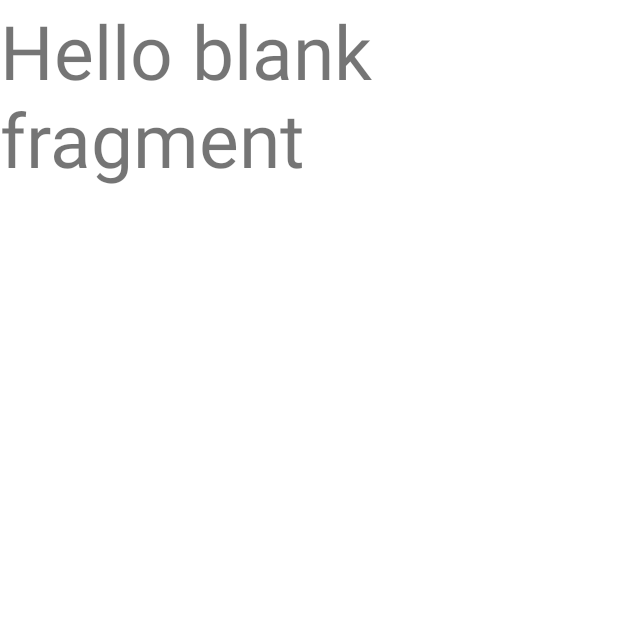
After one commit to jjm7307/HairChanger, an Android app: the fragment CameraFragment shown on its own in the app's theme, on a phone screen of 412 x 824 dp, the top half of it. The commit adds this screen. Run offline under Robolectric (Android 15) with nearby library versions, the phone set to English and light mode, and no system bars.

Commit message:
Camera change

```diff
--- a/app/build.gradle
+++ b/app/build.gradle
@@ -37,10 +37,15 @@ dependencies {
     implementation 'androidx.navigation:navigation-ui:2.3.1'
     implementation 'androidx.lifecycle:lifecycle-livedata-ktx:2.2.0'
     implementation 'androidx.lifecycle:lifecycle-viewmodel-ktx:2.2.0'
+    implementation 'androidx.legacy:legacy-support-v4:1.0.0'
     testImplementation 'junit:junit:4.+'
     androidTestImplementation 'androidx.test.ext:junit:1.1.2'
     androidTestImplementation 'androidx.test.espresso:espresso-core:3.3.0'
 
     implementation 'androidx.recyclerview:recyclerview:1.1.0'
     implementation 'androidx.cardview:cardview:1.0.0'
+
+//    this is for camera permission
+    implementation 'gun0912.ted:tedpermission:2.0.0'
+
 }
--- a/app/src/main/java/com/example/a2020falll_deep_fake/SplashActivity.java
+++ b/app/src/main/java/com/example/a2020falll_deep_fake/SplashActivity.java
@@ -17,7 +17,10 @@ public class SplashActivity extends AppCompatActivity{
             //List for get permission
             Manifest.permission.ACCESS_FINE_LOCATION,
             Manifest.permission.ACCESS_COARSE_LOCATION,
-            Manifest.permission.INTERNET
+            Manifest.permission.INTERNET,
+            Manifest.permission.CAMERA,
+            Manifest.permission.WRITE_EXTERNAL_STORAGE,
+            Manifest.permission.READ_EXTERNAL_STORAGE
     };
 
     private ConstraintLayout screen;
--- /dev/null
+++ b/app/src/main/java/com/example/a2020falll_deep_fake/fragments/CameraFragment.java
@@ -0,0 +1,66 @@
+package com.example.a2020falll_deep_fake.fragments;
+
+import android.os.Bundle;
+
+import androidx.fragment.app.Fragment;
+
+import android.view.LayoutInflater;
+import android.view.View;
+import android.view.ViewGroup;
+
+import com.example.a2020falll_deep_fake.R;
+
+/**
+ * A simple {@link Fragment} subclass.
+ * Use the {@link CameraFragment#newInstance} factory method to
+ * create an instance of this fragment.
+ */
+public class CameraFragment extends Fragment {
+
+    // TODO: Rename parameter arguments, choose names that match
+    // the fragment initialization parameters, e.g. ARG_ITEM_NUMBER
+    private static final String ARG_PARAM1 = "param1";
+    private static final String ARG_PARAM2 = "param2";
+
+    // TODO: Rename and change types of parameters
+    private String mParam1;
+    private String mParam2;
+
+    public CameraFragment() {
+        // Required empty public constructor
+    }
+
+    /**
+     * Use this factory method to create a new instance of
+     * this fragment using the provided parameters.
+     *
+     * @param param1 Parameter 1.
+     * @param param2 Parameter 2.
+     * @return A new instance of fragment CameraFragment.
+     */
+    // TODO: Rename and change types and number of parameters
+    public static CameraFragment newInstance(String param1, String param2) {
+        CameraFragment fragment = new CameraFragment();
+        Bundle args = new Bundle();
+        args.putString(ARG_PARAM1, param1);
+        args.putString(ARG_PARAM2, param2);
+        fragment.setArguments(args);
+        return fragment;
+    }
+
+    @Override
+    public void onCreate(Bundle savedInstanceState) {
+        super.onCreate(savedInstanceState);
+        if (getArguments() != null) {
+            mParam1 = getArguments().getString(ARG_PARAM1);
+            mParam2 = getArguments().getString(ARG_PARAM2);
+        }
+    }
+
+    @Override
+    public View onCreateView(LayoutInflater inflater, ViewGroup container,
+                             Bundle savedInstanceState) {
+        // Inflate the layout for this fragment
+        return inflater.inflate(R.layout.fragment_camera, container, false);
+    }
+}
--- a/app/src/main/res/layout/activity_main.xml
+++ b/app/src/main/res/layout/activity_main.xml
@@ -32,6 +32,7 @@
             app:tabTextColor="@color/black">
 
         </com.google.android.material.tabs.TabLayout>
+
     </LinearLayout>
 
 </androidx.constraintlayout.widget.ConstraintLayout>
--- /dev/null
+++ b/app/src/main/res/layout/fragment_camera.xml
@@ -0,0 +1,15 @@
+<?xml version="1.0" encoding="utf-8"?>
+<FrameLayout xmlns:android="http://schemas.android.com/apk/res/android"
+    xmlns:tools="http://schemas.android.com/tools"
+    android:layout_width="match_parent"
+    android:layout_height="match_parent"
+    tools:context=".fragments.CameraFragment">
+
+    <!-- TODO: Update blank fragment layout -->
+    <TextView
+        android:layout_width="match_parent"
+        android:layout_height="match_parent"
+        android:text="@string/hello_blank_fragment"
+        android:textSize="50sp" />
+
+</FrameLayout>
--- a/app/src/main/res/values/strings.xml
+++ b/app/src/main/res/values/strings.xml
@@ -3,4 +3,6 @@
     <string name="title_home">Home</string>
     <string name="title_dashboard">Dashboard</string>
     <string name="title_notifications">Notifications</string>
+    <!-- TODO: Remove or change this placeholder text -->
+    <string name="hello_blank_fragment">Hello blank fragment</string>
 </resources>
--- /dev/null
+++ b/app/src/main/res/xml/file_path.xml
@@ -0,0 +1,6 @@
+<?xml version="1.0" encoding="utf-8"?>
+<paths xmlns:android="http://schemas.android.com/apk/res/android">
+    <external-path
+        name="my_images"
+        path="Android/data/com.example.a2020falll_deep_fake/files/Pictures"/>
+</paths>
```
Also changed, not shown: app/src/main/AndroidManifest.xml (+15 -0 lines), app/src/main/java/com/example/a2020falll_deep_fake/MainActivity.java (+129 -0 lines), app/src/main/java/com/example/a2020falll_deep_fake/fragments/fragment_1.java (+144 -0 lines), app/src/main/res/layout/fragment_1.xml (+9 -2 lines).
